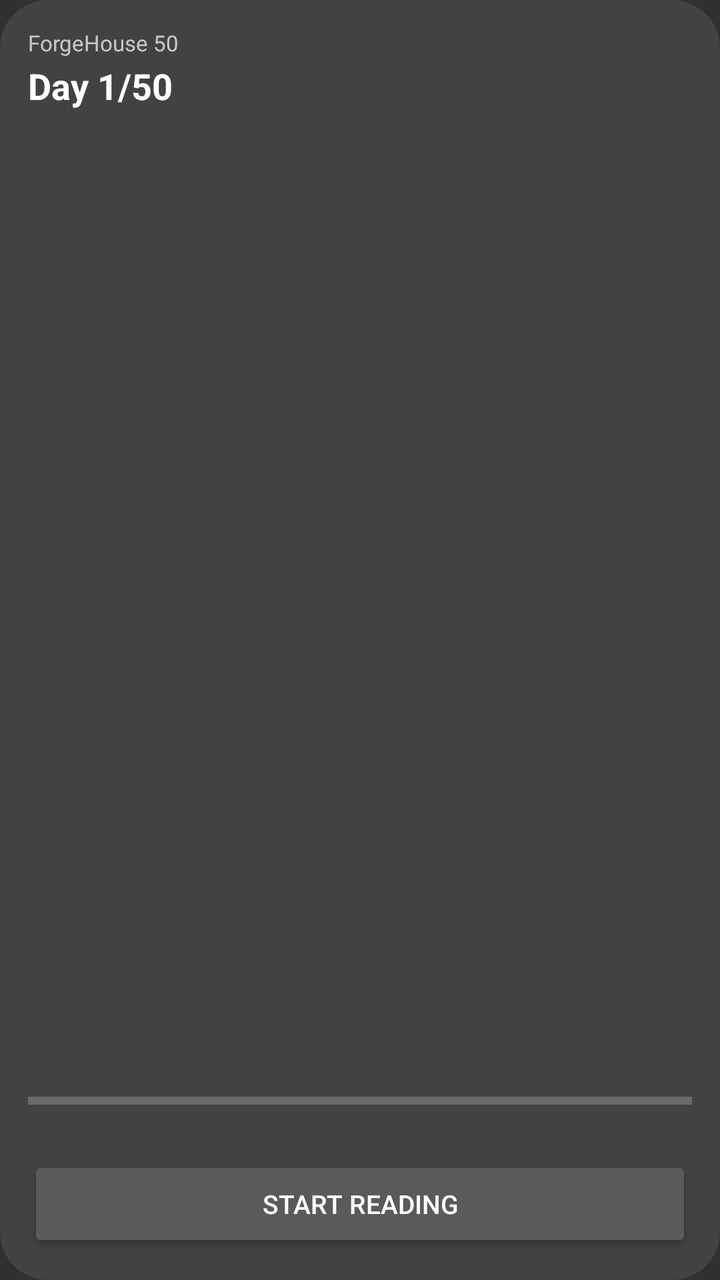
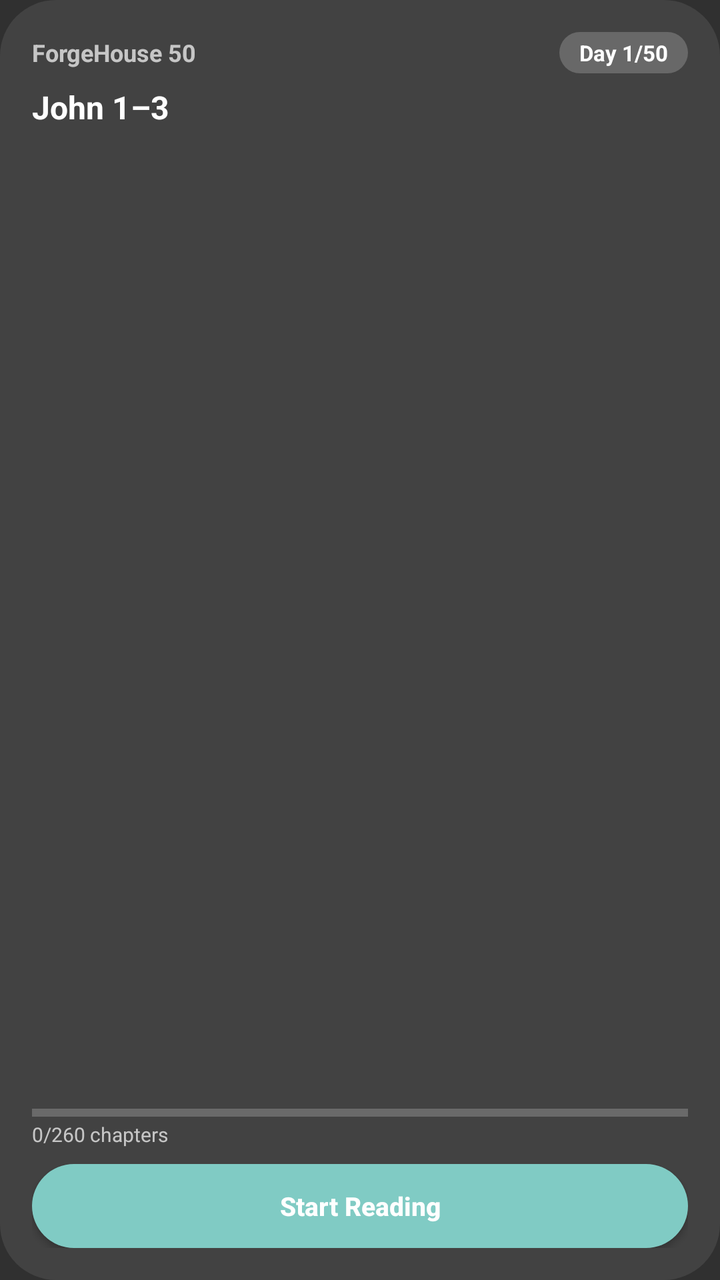

Compare the two renders of this Android layout. The source of the first and the diff that turns it into the second are given below.
<!-- AndroidManifest.xml: application theme Theme.ForgeBuild -->
<!-- res/layout/forgehouse_widget.xml -->
<?xml version="1.0" encoding="utf-8"?>
<LinearLayout xmlns:android="http://schemas.android.com/apk/res/android"
    android:layout_width="match_parent"
    android:layout_height="match_parent"
    android:orientation="vertical"
    android:background="@drawable/widget_bg"
    android:padding="14dp">

    <TextView
        android:id="@+id/w_title"
        android:layout_width="wrap_content"
        android:layout_height="wrap_content"
        android:text="ForgeHouse 50"
        android:textSize="11sp"
        android:textColor="?android:attr/textColorSecondary" />

    <TextView
        android:id="@+id/w_day"
        android:layout_width="wrap_content"
        android:layout_height="wrap_content"
        android:layout_marginTop="2dp"
        android:text="Day 1/50"
        android:textSize="18sp"
        android:textStyle="bold"
        android:textColor="?android:attr/textColorPrimary" />

    <TextView
        android:id="@+id/w_assignment"
        android:layout_width="match_parent"
        android:layout_height="wrap_content"
        android:layout_marginTop="4dp"
        android:maxLines="1"
        android:ellipsize="end"
        android:textSize="14sp"
        android:textColor="?android:attr/textColorPrimary" />

    <TextView
        android:id="@+id/w_verse"
        android:layout_width="match_parent"
        android:layout_height="0dp"
        android:layout_weight="1"
        android:layout_marginTop="4dp"
        android:maxLines="2"
        android:ellipsize="end"
        android:textSize="12sp"
        android:textColor="?android:attr/textColorSecondary" />

    <ProgressBar
        android:id="@+id/w_progress"
        style="?android:attr/progressBarStyleHorizontal"
        android:layout_width="match_parent"
        android:layout_height="6dp"
        android:max="100"
        android:progress="0" />

    <TextView
        android:id="@+id/w_progress_text"
        android:layout_width="wrap_content"
        android:layout_height="wrap_content"
        android:layout_marginTop="2dp"
        android:textSize="11sp"
        android:textColor="?android:attr/textColorSecondary" />

    <LinearLayout
        android:layout_width="match_parent"
        android:layout_height="wrap_content"
        android:layout_marginTop="8dp"
        android:orientation="horizontal">

        <Button
            android:id="@+id/w_primary"
            android:layout_width="0dp"
            android:layout_weight="1"
            android:layout_height="wrap_content"
            android:text="Start Reading"
            android:textSize="13sp" />

        <Button
            android:id="@+id/w_secondary"
            android:layout_width="wrap_content"
            android:layout_height="wrap_content"
            android:layout_marginStart="8dp"
            android:visibility="gone"
            android:text="Reflect"
            android:textSize="13sp" />
    </LinearLayout>
</LinearLayout>
<!-- resources referenced by this layout -->
<resources>
  <!-- drawable widget_bg (drawable) -->
  <?xml version="1.0" encoding="utf-8"?>
  <shape xmlns:android="http://schemas.android.com/apk/res/android" android:shape="rectangle">
      <corners android:radius="24dp" />
      <solid android:color="?android:attr/colorBackgroundFloating" />
  </shape>
  <style name="Theme.ForgeBuild" parent="android:Theme.Material.NoActionBar">
          <item name="android:statusBarColor">@android:color/transparent</item>
          <item name="android:windowLightStatusBar">?android:attr/isLightTheme</item>
      </style>
</resources>

<!-- the commit's change to res/layout/forgehouse_widget.xml (unified diff, before → after) -->
@@ -1,55 +1,77 @@
 <?xml version="1.0" encoding="utf-8"?>
 <LinearLayout xmlns:android="http://schemas.android.com/apk/res/android"
+    android:id="@+id/w_root"
     android:layout_width="match_parent"
     android:layout_height="match_parent"
     android:orientation="vertical"
     android:background="@drawable/widget_bg"
-    android:padding="14dp">
+    android:padding="16dp">
 
-    <TextView
-        android:id="@+id/w_title"
-        android:layout_width="wrap_content"
+    
+    <LinearLayout
+        android:layout_width="match_parent"
         android:layout_height="wrap_content"
-        android:text="ForgeHouse 50"
-        android:textSize="11sp"
-        android:textColor="?android:attr/textColorSecondary" />
+        android:gravity="center_vertical"
+        android:orientation="horizontal">
 
-    <TextView
-        android:id="@+id/w_day"
-        android:layout_width="wrap_content"
-        android:layout_height="wrap_content"
-        android:layout_marginTop="2dp"
-        android:text="Day 1/50"
-        android:textSize="18sp"
-        android:textStyle="bold"
-        android:textColor="?android:attr/textColorPrimary" />
+        <TextView
+            android:id="@+id/w_title"
+            android:layout_width="0dp"
+            android:layout_height="wrap_content"
+            android:layout_weight="1"
+            android:text="ForgeHouse 50"
+            android:textSize="12sp"
+            android:textStyle="bold"
+            android:textColor="?android:attr/textColorSecondary" />
 
+        <TextView
+            android:id="@+id/w_day"
+            android:layout_width="wrap_content"
+            android:layout_height="wrap_content"
+            android:background="@drawable/widget_chip_bg"
+            android:paddingHorizontal="10dp"
+            android:paddingVertical="3dp"
+            android:text="Day 1/50"
+            android:textSize="11sp"
+            android:textStyle="bold"
+            android:textColor="?android:attr/textColorPrimary" />
+    </LinearLayout>
+
+    <Space
+        android:layout_width="match_parent"
+        android:layout_height="6dp" />
+
+    
     <TextView
         android:id="@+id/w_assignment"
         android:layout_width="match_parent"
         android:layout_height="wrap_content"
-        android:layout_marginTop="4dp"
         android:maxLines="1"
         android:ellipsize="end"
-        android:textSize="14sp"
+        android:text="John 1–3"
+        android:textSize="16sp"
+        android:textStyle="bold"
         android:textColor="?android:attr/textColorPrimary" />
 
+    
     <TextView
         android:id="@+id/w_verse"
         android:layout_width="match_parent"
         android:layout_height="0dp"
         android:layout_weight="1"
-        android:layout_marginTop="4dp"
+        android:layout_marginTop="3dp"
         android:maxLines="2"
         android:ellipsize="end"
         android:textSize="12sp"
         android:textColor="?android:attr/textColorSecondary" />
 
+    
     <ProgressBar
         android:id="@+id/w_progress"
         style="?android:attr/progressBarStyleHorizontal"
         android:layout_width="match_parent"
-        android:layout_height="6dp"
+        android:layout_height="4dp"
+        android:layout_marginTop="4dp"
         android:max="100"
         android:progress="0" />
 
@@ -58,9 +80,11 @@
         android:layout_width="wrap_content"
         android:layout_height="wrap_content"
         android:layout_marginTop="2dp"
-        android:textSize="11sp"
+        android:text="0/260 chapters"
+        android:textSize="10sp"
         android:textColor="?android:attr/textColorSecondary" />
 
+    
     <LinearLayout
         android:layout_width="match_parent"
         android:layout_height="wrap_content"
@@ -71,17 +95,26 @@
             android:id="@+id/w_primary"
             android:layout_width="0dp"
             android:layout_weight="1"
-            android:layout_height="wrap_content"
+            android:layout_height="42dp"
+            android:background="@drawable/widget_btn_primary"
             android:text="Start Reading"
-            android:textSize="13sp" />
+            android:textAllCaps="false"
+            android:textSize="13sp"
+            android:textStyle="bold"
+            android:textColor="@android:color/white" />
 
         <Button
             android:id="@+id/w_secondary"
             android:layout_width="wrap_content"
-            android:layout_height="wrap_content"
+            android:layout_height="42dp"
             android:layout_marginStart="8dp"
+            android:background="@drawable/widget_btn_secondary"
             android:visibility="gone"
             android:text="Reflect"
-            android:textSize="13sp" />
+            android:textAllCaps="false"
+            android:textSize="13sp"
+            android:textStyle="bold"
+            android:textColor="?android:attr/textColorPrimary" />
     </LinearLayout>
+
 </LinearLayout>
<!-- resource entries referenced after the edit -->
@@ -3,8 +3,26 @@
   <!-- drawable widget_bg (drawable) -->
   <?xml version="1.0" encoding="utf-8"?>
   <shape xmlns:android="http://schemas.android.com/apk/res/android" android:shape="rectangle">
-      <corners android:radius="24dp" />
+      <corners android:radius="28dp" />
       <solid android:color="?android:attr/colorBackgroundFloating" />
+  </shape>
+  <!-- drawable widget_btn_primary (drawable) -->
+  <?xml version="1.0" encoding="utf-8"?>
+  <shape xmlns:android="http://schemas.android.com/apk/res/android" android:shape="rectangle">
+      <corners android:radius="22dp" />
+      <solid android:color="?android:attr/colorAccent" />
+  </shape>
+  <!-- drawable widget_btn_secondary (drawable) -->
+  <?xml version="1.0" encoding="utf-8"?>
+  <shape xmlns:android="http://schemas.android.com/apk/res/android" android:shape="rectangle">
+      <corners android:radius="22dp" />
+      <solid android:color="?android:attr/colorControlHighlight" />
+  </shape>
+  <!-- drawable widget_chip_bg (drawable) -->
+  <?xml version="1.0" encoding="utf-8"?>
+  <shape xmlns:android="http://schemas.android.com/apk/res/android" android:shape="rectangle">
+      <corners android:radius="14dp" />
+      <solid android:color="?android:attr/colorControlHighlight" />
   </shape>
   <style name="Theme.ForgeBuild" parent="android:Theme.Material.NoActionBar">
           <item name="android:statusBarColor">@android:color/transparent</item>
